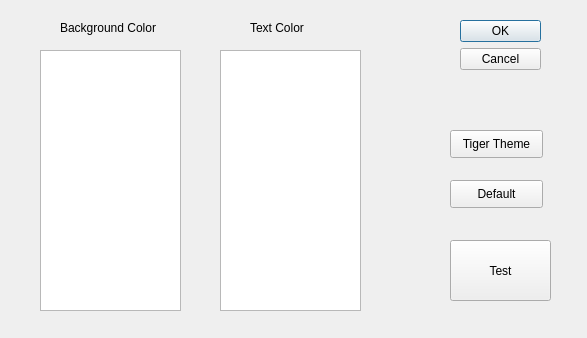
tnightingale/COMMAudio, file colors.ui: the form before one commit.
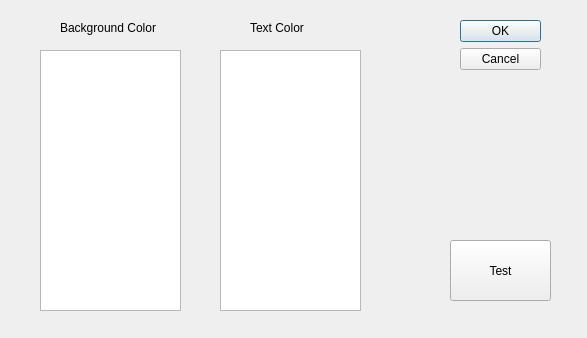
The form after the commit.

```diff
--- a/colors.ui
+++ b/colors.ui
@@ -88,32 +88,6 @@
     <string>Text Color</string>
    </property>
   </widget>
-  <widget class="QPushButton" name="defaultButton">
-   <property name="geometry">
-    <rect>
-     <x>450</x>
-     <y>180</y>
-     <width>93</width>
-     <height>28</height>
-    </rect>
-   </property>
-   <property name="text">
-    <string>Default</string>
-   </property>
-  </widget>
-  <widget class="QPushButton" name="tigerButton">
-   <property name="geometry">
-    <rect>
-     <x>450</x>
-     <y>130</y>
-     <width>93</width>
-     <height>28</height>
-    </rect>
-   </property>
-   <property name="text">
-    <string>Tiger Theme</string>
-   </property>
-  </widget>
  </widget>
  <resources/>
  <connections>
```
